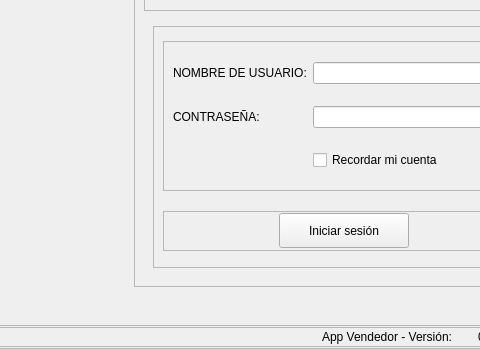
First picture: the form in app/ui/vendedor.ui, repository Huber-Ticona/SAGOT-Vendedor-nueva-interfaz, before the edit; both pictures show x 292 to 772 and y 313 to 662 of the 1176 by 662 pixel window.
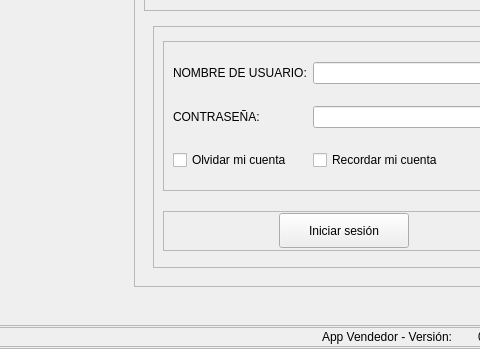
Second picture: the form after the edit. The open tabs and pages were chosen to show the change.

Commit message: v6.04: Instalador -> La app ahora se instala en users/local/appdata...etc Para no solicitar permiso de admin. Recordar y olvidar contra fixeado.

Patch:
```diff
--- a/app/ui/vendedor.ui
+++ b/app/ui/vendedor.ui
@@ -1055,6 +1055,13 @@
                              </property>
                             </widget>
                            </item>
+                           <item row="2" column="0">
+                            <widget class="QCheckBox" name="ch_olvidar_cuenta">
+                             <property name="text">
+                              <string>Olvidar mi cuenta</string>
+                             </property>
+                            </widget>
+                           </item>
                           </layout>
                          </widget>
                         </item>
```
Left out of the diff: 4 changed lines with no effect on the pictures. The commit also changes 4 other files.
